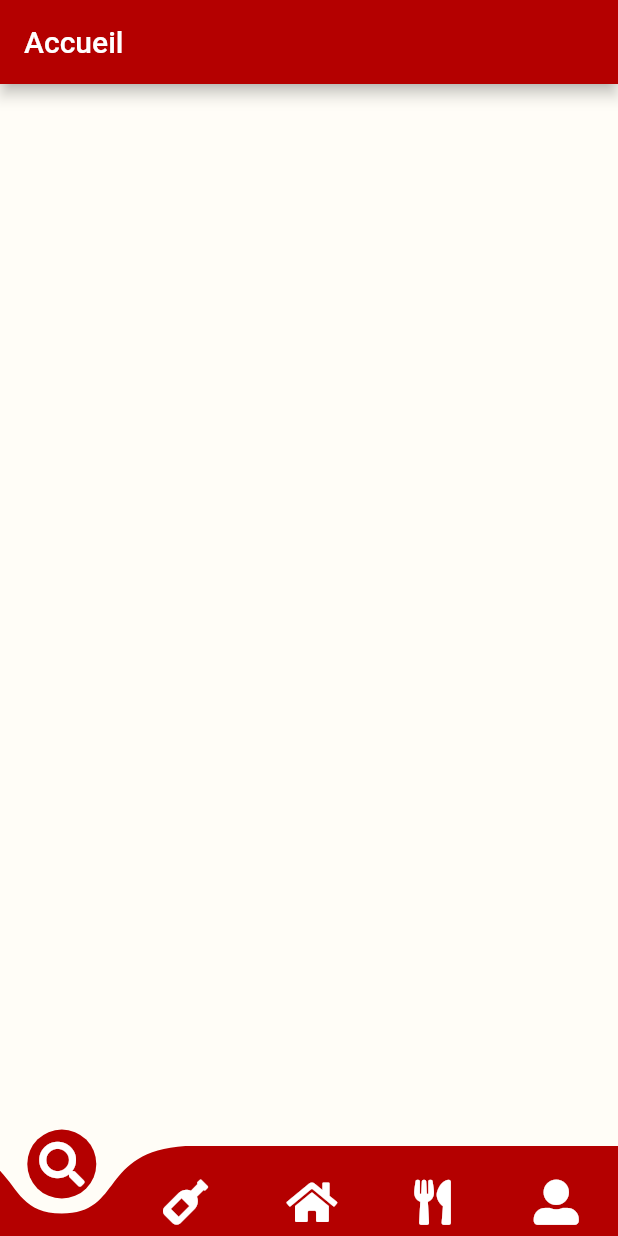
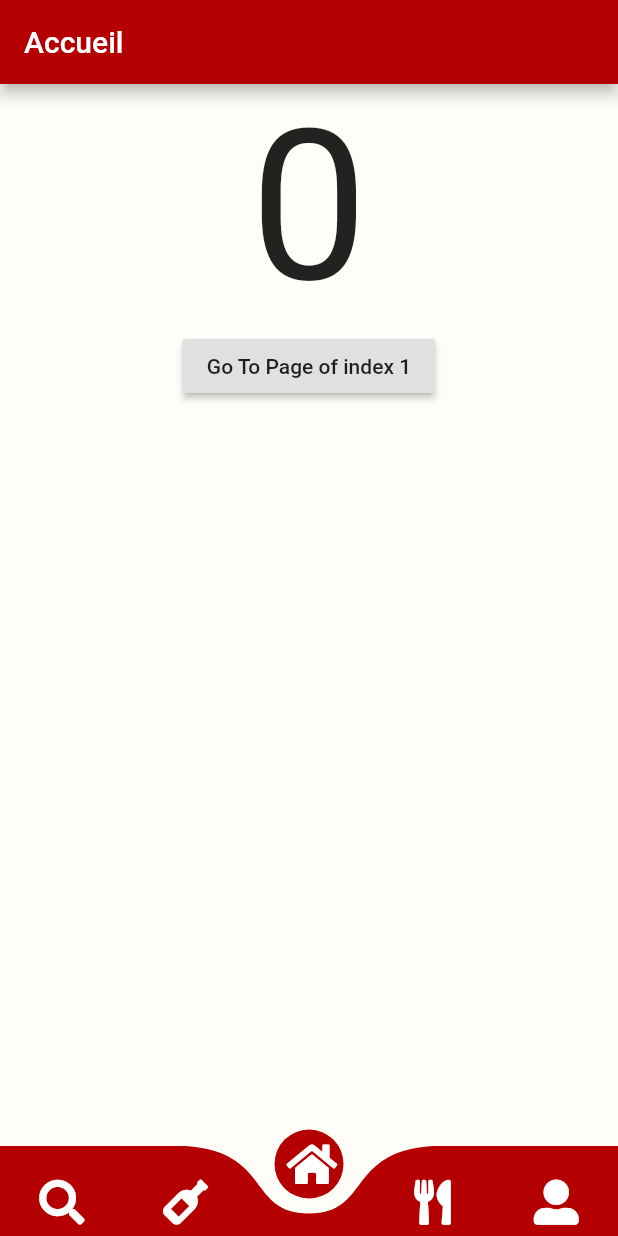
Before and after one commit to TheoLeao/flutter-cavi, a Flutter app: the screen it shows after launch, on a phone screen of 412 x 824 dp. Run offline on Flutter 3.47's test engine with Material 2 defaults, Android fonts, the phone set to English and light mode, and no system bars; drawn by our look-alikes of curved_navigation_bar; our stand-ins replace font_awesome_flutter.

Commit message:
Mis au propre de la BottomNavigationBar et de l'AppBar

```diff
--- a/lib/main.dart
+++ b/lib/main.dart
@@ -1,46 +1,33 @@
 import 'package:flutter/material.dart';
+import 'package:curved_navigation_bar/curved_navigation_bar.dart';
 import 'themes/color.dart';
-import 'package:curved_navigation_bar/curved_navigation_bar.dart';
 import 'package:font_awesome_flutter/font_awesome_flutter.dart';
-void main() => runApp(MyApp());
 
-class MyApp extends StatelessWidget {
-  // This widget is the root of your application.
+void main() => runApp(MaterialApp(home: BottomNavBar()));
+
+
+
+class BottomNavBar extends StatefulWidget {
+  @override
+  _BottomNavBarState createState() => _BottomNavBarState();
+}
+
+class _BottomNavBarState extends State<BottomNavBar> {
   int _page = 0;
   GlobalKey _bottomNavigationKey = GlobalKey();
 
   @override
   Widget build(BuildContext context) {
-    return MaterialApp(
-      title: 'Cavi - Ma cave à vin',
-      theme: MyTheme.defaultTheme, //Thème modifié avec les couleurs de "Cavi"
-      debugShowCheckedModeBanner: false,
-      initialRoute: '/',
-      routes: {
-      // When navigating to the "/" route, build the FirstScreen widget.
-      '/': (context) => MyHomePage(),
-     // When navigating to the "/second" route, build the SecondScreen widget.
-     '/maCave': (context) => MaCave(),
-  },
-    );
-  }
-}
-
-class MyHomePage extends StatefulWidget{
-  @override
-  _MyHomePageState createState() => _MyHomePageState();
-}
-
-class _MyHomePageState extends State<MyHomePage> {
-  @override
-  Widget build(BuildContext context) {
     return Scaffold(
         appBar: AppBar(
           title: Text('Accueil'),
+          backgroundColor: PrimaryColor,
         ),
         bottomNavigationBar: CurvedNavigationBar(
+          key: _bottomNavigationKey,
           backgroundColor: Background,
           buttonBackgroundColor: PrimaryColor,
+          index: 2,
           color: PrimaryColor,
           height: 60,
           items: <Widget>[
@@ -49,60 +36,32 @@ class _MyHomePageState extends State<MyHomePage> {
             Icon(FontAwesomeIcons.home, size: 30, color:Colors.white),
             Icon(FontAwesomeIcons.utensils, size: 30, color:Colors.white),
             Icon(FontAwesomeIcons.userAlt, size: 30, color:Colors.white),
-
           ],
-    animationDuration: Duration(
-      milliseconds: 500
-    ),
+          animationCurve: Curves.easeInOut,
+          animationDuration: Duration(milliseconds: 600),
           onTap: (index) {
-
+            setState(() {
+              _page = index;
+            });
           },
         ),
         body: Container(
-    color: Background
+          color: Background,
+          child: Center(
+            child: Column(
+              children: <Widget>[
+                Text(_page.toString(), textScaleFactor: 10.0),
+                RaisedButton(
+                  child: Text('Go To Page of index 1'),
+                  onPressed: () {
+                    final CurvedNavigationBarState navBarState =
+                        _bottomNavigationKey.currentState;
+                    navBarState.setPage(1);
+                  },
+                )
+              ],
             ),
-
-    );
+          ),
+        ));
   }
 }
-
-class Recherche extends StatelessWidget {
-  @override
-  Widget build(BuildContext context) {
-    return Scaffold(
-      appBar: AppBar(
-        title: Text("Recherche"),
-      ),
-    );
-  }
-}
-class MaCave extends StatelessWidget {
-  @override
-  Widget build(BuildContext context) {
-    return Scaffold(
-      appBar: AppBar(
-        title: Text("Ma cave"),
-      ),
-    );
-  }
-}
-class MetsVins extends StatelessWidget {
-  @override
-  Widget build(BuildContext context) {
-    return Scaffold(
-      appBar: AppBar(
-        title: Text("Mets & vins"),
-      ),
-    );
-  }
-}
-class MonProfil extends StatelessWidget {
-  @override
-  Widget build(BuildContext context) {
-    return Scaffold(
-      appBar: AppBar(
-        title: Text("Mon profil"),
-      ),
-    );
-  }
-}
--- /dev/null
+++ b/lib/pages/flutterPages.dart
@@ -0,0 +1,10 @@
+import 'package:flutter/material.dart';
+
+class PagePalce extends StatelessWidget {
+  @override
+  Widget build(BuildContext context) {
+    return Container(
+      child: Text("Page Sites", textScaleFactor: 2.0,)
+    );
+  }
+}
--- /dev/null
+++ b/lib/pages/pageMaCave.dart
@@ -0,0 +1,10 @@
+import 'package:flutter/material.dart';
+
+class PageMaCave extends StatelessWidget {
+  @override
+  Widget build(BuildContext context) {
+    return Container(
+      child: Text("Page ma cave", textScaleFactor: 2.0,)
+    );
+  }
+}
--- /dev/null
+++ b/lib/pages/pageMetsVins.dart
@@ -0,0 +1,10 @@
+import 'package:flutter/material.dart';
+
+class PageMetsVins extends StatelessWidget {
+  @override
+  Widget build(BuildContext context) {
+    return Container(
+      child: Text("Page mets & vins", textScaleFactor: 2.0,)
+    );
+  }
+}
--- /dev/null
+++ b/lib/pages/pageMonProfil.dart
@@ -0,0 +1,10 @@
+import 'package:flutter/material.dart';
+
+class PageMonProfil extends StatelessWidget {
+  @override
+  Widget build(BuildContext context) {
+    return Container(
+      child: Text("Page mon profil", textScaleFactor: 2.0,)
+    );
+  }
+}
--- /dev/null
+++ b/lib/pages/pageRecherche.dart
@@ -0,0 +1,10 @@
+import 'package:flutter/material.dart';
+
+class PageRecherche extends StatelessWidget {
+  @override
+  Widget build(BuildContext context) {
+    return Container(
+      child: Text("Page Recherche", textScaleFactor: 2.0,)
+    );
+  }
+}
```
Also changed, not shown: 1 other file. Lines whose indentation alone changed are shown as unchanged.
